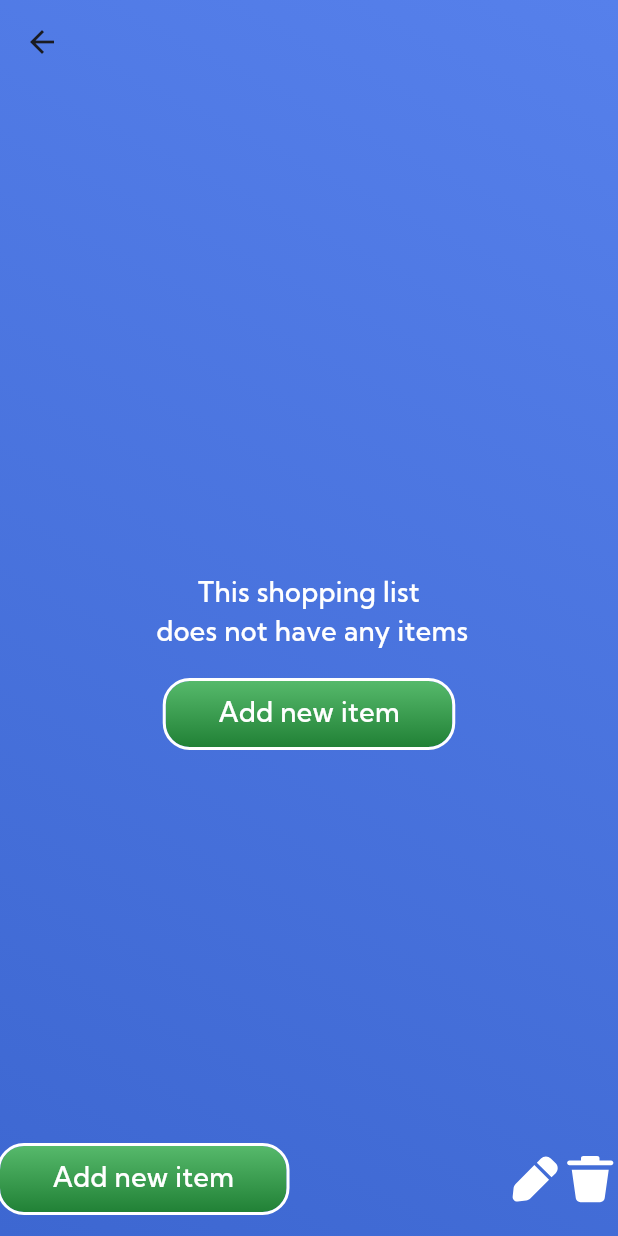
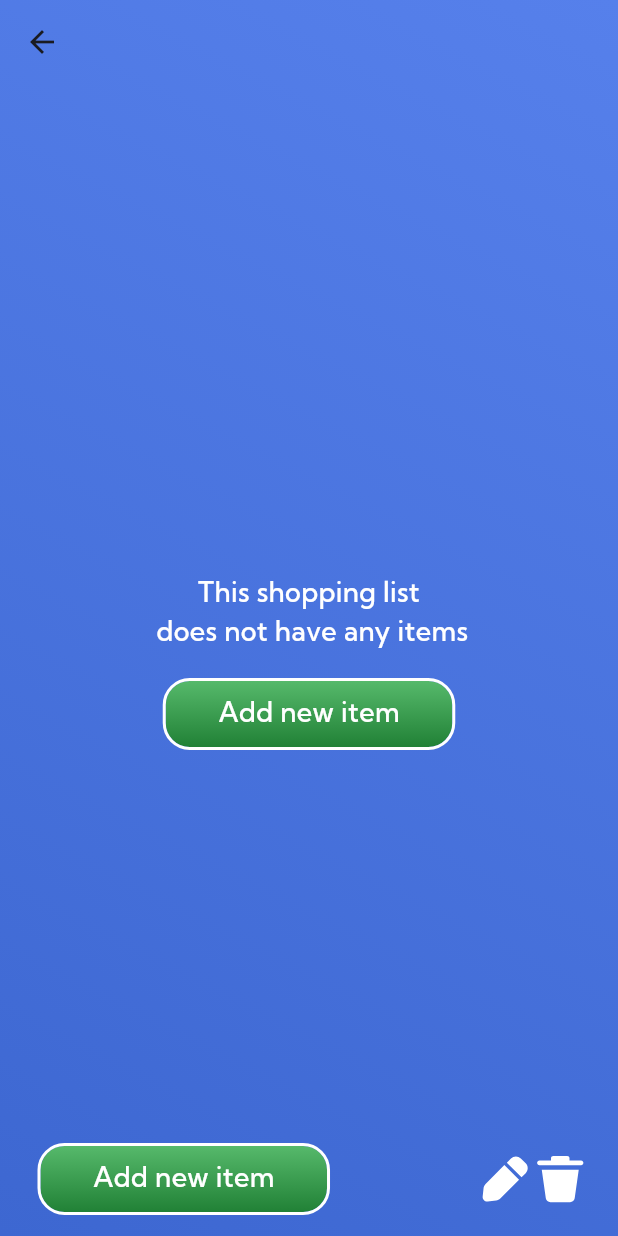
Before and after one commit to AnuradhaDev96/shopping_list_app, a Flutter app: the ListItemsPage screen opened directly with empty values, on a phone screen of 412 x 824 dp. Run offline on Flutter 3.47's test engine with Material 2 defaults, Android fonts, the phone set to English and light mode, and no system bars; our stand-ins replace another_flushbar, flutter_bloc, flutter_svg, get_it, rxdart, sqflite and 1 more; accounts and stored records are empty.

Commit message:
Implementation - Shopping items page

```diff
--- a/shoplicium/lib/presentation/views/list_items/list_items_page.dart
+++ b/shoplicium/lib/presentation/views/list_items/list_items_page.dart
@@ -139,7 +139,9 @@ class _ListItemsPageState extends State<ListItemsPage> {
     );
   }
 
-  Widget _bottomFloatingBar(BuildContext context) => Row(
+  Widget _bottomFloatingBar(BuildContext context) => Padding(
+    padding: const EdgeInsets.only(left: 27, right: 20),
+    child: Row(
           mainAxisAlignment: MainAxisAlignment.spaceBetween,
           children: [
             _addNewItemButton(context),
@@ -151,6 +153,7 @@ class _ListItemsPageState extends State<ListItemsPage> {
               ],
             ),
           ],
+        ),
   );
 
   Widget _addNewItemButton(BuildContext context) {
```
Lines whose indentation alone changed are shown as unchanged.
